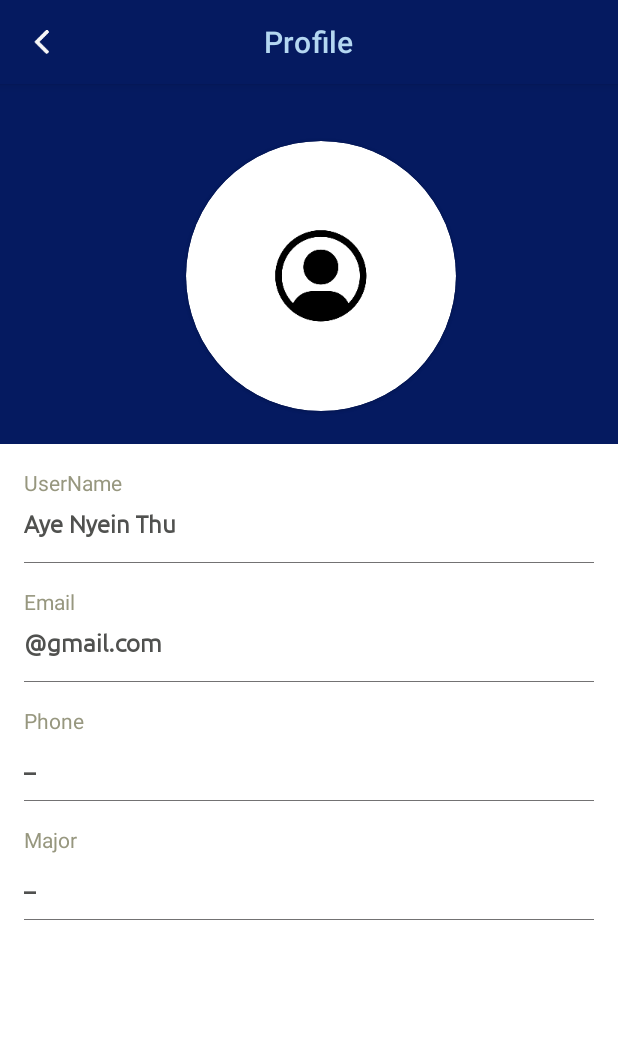
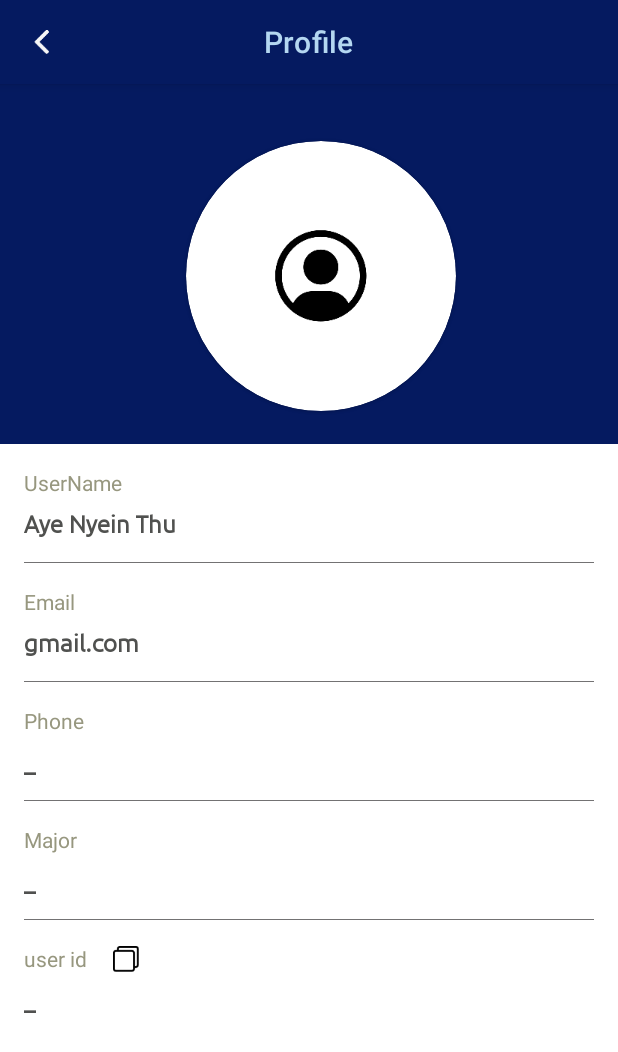
Before and after one commit to yekokozaw/E_Library, an Android app built with Jetpack Compose: the ProfileActivity screen opened directly, with no data from a screen before it, on a phone screen of 412 x 824 dp. Shown: the top 1052 px of the screen. Run offline under Robolectric (Android 15) with nearby library versions, the phone set to English and light mode, and no system bars.

Commit message:
complete copy id

```diff
--- a/app/src/main/java/com/ktu/elibrary/data/model/PdfModel.kt
+++ b/app/src/main/java/com/ktu/elibrary/data/model/PdfModel.kt
@@ -52,6 +52,7 @@ interface PdfModel {
         uploadUser : String,
         uploadTime : String,
         userId: String,
+        description : String,
         onSuccess: (String) -> Unit,
         onFailure: (String) -> Unit
     )
--- a/app/src/main/java/com/ktu/elibrary/data/model/PdfModelImpl.kt
+++ b/app/src/main/java/com/ktu/elibrary/data/model/PdfModelImpl.kt
@@ -80,6 +80,7 @@ object PdfModelImpl : PdfModel {
         uploadUser: String,
         uploadTime: String,
         userId: String,
+        description : String,
         onSuccess: (String) -> Unit,
         onFailure: (String) -> Unit
     ) {
@@ -96,6 +97,7 @@ object PdfModelImpl : PdfModel {
             uploadUser,
             uploadTime,
             userId,
+            description,
             onSuccess,
             onFailure
         )
--- a/app/src/main/java/com/ktu/elibrary/data/vo/PdfVo.kt
+++ b/app/src/main/java/com/ktu/elibrary/data/vo/PdfVo.kt
@@ -15,5 +15,6 @@ data class PdfVo(
     val uploadUser : String = "",
     val uploadTime : String = "",
     val userId : String = "",
-    val grade : Int = 0
+    val grade : Int = 0,
+    val description : String = ""
 ) : Parcelable
--- a/app/src/main/java/com/ktu/elibrary/network/storage/CloudFireStoreApi.kt
+++ b/app/src/main/java/com/ktu/elibrary/network/storage/CloudFireStoreApi.kt
@@ -51,6 +51,7 @@ interface CloudFireStoreApi {
         uploadUser : String,
         uploadTime : String,
         userId : String,
+        description : String,
         onSuccess: (String) -> Unit,
         onFailure: (String) -> Unit
     )
--- a/app/src/main/java/com/ktu/elibrary/ui/activity/BookDetailsActivity.kt
+++ b/app/src/main/java/com/ktu/elibrary/ui/activity/BookDetailsActivity.kt
@@ -124,6 +124,7 @@ class BookDetailsActivity : AppCompatActivity() {
         bookId = pdf.id
         mTitle = pdf.title
         fileUrl = pdf.fileUrl
+        mBinding.tvDescription.text = pdf.description
         mBinding.tvTitle.text = pdf.title
         mBinding.tvPages.text = pdf.pages
         mBinding.tvUploadTime.text = getTimeAgo(pdf.id.toLong())
@@ -249,7 +250,6 @@ class BookDetailsActivity : AppCompatActivity() {
         bundle.putString(FirebaseAnalytics.Param.ITEM_NAME, fileName)
         bundle.putString(FirebaseAnalytics.Param.CONTENT_TYPE,"user")
         firebaseAnalytics.logEvent("download_complete", bundle)
-        Log.d("download",System.currentTimeMillis().toString())
     }
 
     private fun extractStoragePathFromUrl(url: String): String {
--- a/app/src/main/java/com/ktu/elibrary/ui/activity/CreatePdfActivity.kt
+++ b/app/src/main/java/com/ktu/elibrary/ui/activity/CreatePdfActivity.kt
@@ -12,6 +12,7 @@ import android.widget.AdapterView
 import android.widget.Toast
 import androidx.activity.result.contract.ActivityResultContracts
 import androidx.appcompat.app.AppCompatActivity
+import com.google.android.material.snackbar.Snackbar
 import com.ktu.elibrary.R
 import com.ktu.elibrary.data.model.PdfModel
 import com.ktu.elibrary.data.model.PdfModelImpl
@@ -95,6 +96,7 @@ class CreatePdfActivity : AppCompatActivity() {
                             uploadUser = userName,
                             uploadTime = System.currentTimeMillis().toString(),
                             userId = userId,
+                            description = mBinding.etDescription.text.toString(),
                             onSuccess = {
                                 mBinding.llSaveCancel.show()
                                 mBinding.progressBar.hide()
@@ -115,7 +117,7 @@ class CreatePdfActivity : AppCompatActivity() {
 
                 )
             }else{
-                Toast.makeText(this, "Please your file", Toast.LENGTH_SHORT).show()
+                Toast.makeText(this, "Please select your file", Toast.LENGTH_SHORT).show()
             }
         }
     }
--- a/app/src/main/java/com/ktu/elibrary/ui/activity/MainActivity.kt
+++ b/app/src/main/java/com/ktu/elibrary/ui/activity/MainActivity.kt
@@ -8,6 +8,7 @@ import androidx.appcompat.app.ActionBarDrawerToggle
 import androidx.appcompat.app.AlertDialog
 import androidx.appcompat.app.AppCompatActivity
 import androidx.core.content.ContextCompat
+import com.google.android.material.dialog.MaterialAlertDialogBuilder
 import com.google.android.material.navigation.NavigationView
 import com.google.firebase.auth.FirebaseAuth
 import com.ktu.elibrary.R
@@ -107,7 +108,7 @@ class MainActivity : AppCompatActivity(), NavigationView.OnNavigationItemSelecte
     }
 
     private fun onTapLogout(){
-        val dialogBuilder = AlertDialog.Builder(this,R.style.AlertDialogTheme)
+        val dialogBuilder = MaterialAlertDialogBuilder(this,R.style.RoundedAlertDialog)
             .setTitle("Logout")
             .setMessage("Are you sure to Logout?")
             .setPositiveButton("OK"){dialog,_ ->
--- a/app/src/main/java/com/ktu/elibrary/ui/activity/ProfileActivity.kt
+++ b/app/src/main/java/com/ktu/elibrary/ui/activity/ProfileActivity.kt
@@ -1,5 +1,7 @@
 package com.ktu.elibrary.ui.activity
 
+import android.content.ClipData
+import android.content.ClipboardManager
 import android.content.Context
 import android.content.Intent
 import android.os.Bundle
@@ -41,6 +43,7 @@ class ProfileActivity : AppCompatActivity() {
         }else{
             Toast.makeText(this, "user id is null", Toast.LENGTH_SHORT).show()
         }
+        setUpListeners()
     }
 
     private fun setUpToolbar() {
@@ -49,6 +52,13 @@ class ProfileActivity : AppCompatActivity() {
         supportActionBar?.setHomeAsUpIndicator(R.drawable.left_arrow)
     }
 
+    private fun setUpListeners(){
+        mBinding.ivCopyImage.setOnClickListener {
+            val copyText = mBinding.tvUserId.text.toString()
+            copyToClipboard(copyText)
+            Toast.makeText(this, "Copied", Toast.LENGTH_SHORT).show()
+        }
+    }
     private fun setUpNetworkCall(userId : String){
         pdfModel.getSpecificUser(
             userId,
@@ -74,6 +84,7 @@ class ProfileActivity : AppCompatActivity() {
     private fun bindUserData(user : UserVo){
         mBinding.tvUserName.text = user.userName
         mBinding.tvEmail.text = user.email
+        mBinding.tvUserId.text = user.userId
         mBinding.tvPhoneNumber.text = user.phoneNumber
         mBinding.tvMajorName.text = user.major
         Glide.with(this)
@@ -81,4 +92,10 @@ class ProfileActivity : AppCompatActivity() {
             .placeholder(R.drawable.profile)
             .into(mBinding.ivUserImage)
     }
+
+    private fun copyToClipboard(text: String) {
+        val clipboardManager = this.getSystemService(Context.CLIPBOARD_SERVICE) as ClipboardManager
+        val clipData = ClipData.newPlainText("text", text)
+        clipboardManager.setPrimaryClip(clipData)
+    }
 }
--- a/app/src/main/java/com/ktu/elibrary/ui/adapter/PdfListAdapter.kt
+++ b/app/src/main/java/com/ktu/elibrary/ui/adapter/PdfListAdapter.kt
@@ -26,7 +26,7 @@ class PdfListAdapter(private val delegate : pdfViewHolderDelegate)
         holder.bindData(mPdfs[position])
     }
 
-    @SuppressLint("NotifyDataSetChange")
+    @SuppressLint("NotifyDataSetChanged")
     fun setNewData(pdfs : List<PdfVo>){
         mPdfs = pdfs
         notifyDataSetChanged()
--- a/app/src/main/res/layout/activity_main.xml
+++ b/app/src/main/res/layout/activity_main.xml
@@ -38,8 +38,8 @@
                     android:orientation="vertical">
                     <ImageView
                         android:layout_width="100dp"
-                        android:layout_height="100dp"
-                        android:layout_margin="@dimen/margin_medium_2"
+                        android:layout_height="120dp"
+                        android:layout_margin="@dimen/margin_medium"
                         android:scaleType="centerCrop"
                         android:src="@mipmap/logo"
                         android:layout_gravity="center_horizontal"/>
--- a/app/src/main/res/layout/activity_profile.xml
+++ b/app/src/main/res/layout/activity_profile.xml
@@ -50,76 +50,30 @@
     </FrameLayout>
 
     <LinearLayout
-        android:layout_below="@id/flProfileImage"
         android:layout_width="match_parent"
         android:layout_height="match_parent"
-        android:layout_marginTop="@dimen/margin_medium_2"
+        android:layout_below="@id/flProfileImage"
         android:layout_marginStart="@dimen/margin_medium_2"
+        android:layout_marginTop="16dp"
         android:layout_marginEnd="@dimen/margin_medium_2"
         android:orientation="vertical">
 
         <androidx.appcompat.widget.AppCompatTextView
             android:layout_width="wrap_content"
             android:layout_height="wrap_content"
-            android:textColor="#97977F"
             android:layout_marginBottom="@dimen/margin_medium"
-            android:text="@string/username"/>
+            android:text="@string/username"
+            android:textColor="#97977F" />
 
         <androidx.appcompat.widget.AppCompatTextView
             android:id="@+id/tvUserName"
             android:layout_width="wrap_content"
             android:layout_height="wrap_content"
+            android:layout_centerHorizontal="true"
+            android:fontFamily="@font/ubuntu_regular"
             android:text="Aye Nyein Thu"
-            android:textStyle="bold"
             android:textSize="@dimen/text_regular_2x"
-            android:fontFamily="@font/ubuntu_regular"
-            android:layout_centerHorizontal="true"/>
-
-        <FrameLayout
-            android:layout_width="match_parent"
-            android:layout_marginTop="@dimen/margin_medium_2"
-            android:background="@color/secondaryTextColor"
-            android:layout_height="0.5dp"/>
-
-        <androidx.appcompat.widget.AppCompatTextView
-            android:layout_width="wrap_content"
-            android:layout_height="wrap_content"
-            android:layout_marginTop="@dimen/margin_medium_2"
-            android:textColor="#97977F"
-            android:layout_marginBottom="@dimen/margin_medium"
-            android:text="@string/lbl_email"/>
-
-        <androidx.appcompat.widget.AppCompatTextView
-            android:id="@+id/tvEmail"
-            android:layout_width="wrap_content"
-            android:layout_height="wrap_content"
-            android:text="@gmail.com"
-            android:textStyle="bold"
-            android:textSize="@dimen/text_regular_2x"
-            android:fontFamily="@font/ubuntu_regular" />
-
-        <FrameLayout
-            android:layout_width="match_parent"
-            android:layout_marginTop="@dimen/margin_medium_2"
-            android:background="@color/secondaryTextColor"
-            android:layout_height="0.5dp"/>
-
-        <androidx.appcompat.widget.AppCompatTextView
-            android:layout_width="wrap_content"
-            android:layout_height="wrap_content"
-            android:layout_marginTop="@dimen/margin_medium_2"
-            android:textColor="#97977F"
-            android:layout_marginBottom="@dimen/margin_medium"
-            android:text="@string/lbl_phone"/>
-
-        <androidx.appcompat.widget.AppCompatTextView
-            android:id="@+id/tvPhoneNumber"
-            android:layout_width="wrap_content"
-            android:layout_height="wrap_content"
-            android:text="@string/lbl_"
-            android:textStyle="bold"
-            android:textSize="@dimen/text_regular_2x"
-            android:fontFamily="@font/ubuntu_regular" />
+            android:textStyle="bold" />
 
         <FrameLayout
             android:layout_width="match_parent"
@@ -131,24 +85,99 @@
             android:layout_width="wrap_content"
             android:layout_height="wrap_content"
             android:layout_marginTop="@dimen/margin_medium_2"
-            android:textColor="#97977F"
             android:layout_marginBottom="@dimen/margin_medium"
-            android:text="@string/major"/>
+            android:text="@string/lbl_email"
+            android:textColor="#97977F" />
 
         <androidx.appcompat.widget.AppCompatTextView
-            android:id="@+id/tvMajorName"
+            android:id="@+id/tvEmail"
             android:layout_width="wrap_content"
             android:layout_height="wrap_content"
-            android:text="@string/lbl_"
-            android:textStyle="bold"
+            android:fontFamily="@font/ubuntu_regular"
+            android:text="gmail.com"
             android:textSize="@dimen/text_regular_2x"
-            android:fontFamily="@font/ubuntu_regular" />
+            android:textStyle="bold" />
 
         <FrameLayout
             android:layout_width="match_parent"
             android:layout_height="0.5dp"
             android:layout_marginTop="@dimen/margin_medium_2"
             android:background="@color/secondaryTextColor" />
+
+        <androidx.appcompat.widget.AppCompatTextView
+            android:layout_width="wrap_content"
+            android:layout_height="wrap_content"
+            android:layout_marginTop="@dimen/margin_medium_2"
+            android:layout_marginBottom="@dimen/margin_medium"
+            android:text="@string/lbl_phone"
+            android:textColor="#97977F" />
+
+        <androidx.appcompat.widget.AppCompatTextView
+            android:id="@+id/tvPhoneNumber"
+            android:layout_width="wrap_content"
+            android:layout_height="wrap_content"
+            android:fontFamily="@font/ubuntu_regular"
+            android:text="@string/lbl_"
+            android:textSize="@dimen/text_regular_2x"
+            android:textStyle="bold" />
+
+        <FrameLayout
+            android:layout_width="match_parent"
+            android:layout_height="0.5dp"
+            android:layout_marginTop="@dimen/margin_medium_2"
+            android:background="@color/secondaryTextColor" />
+
+        <androidx.appcompat.widget.AppCompatTextView
+            android:layout_width="wrap_content"
+            android:layout_height="wrap_content"
+            android:layout_marginTop="@dimen/margin_medium_2"
+            android:layout_marginBottom="@dimen/margin_medium"
+            android:text="@string/major"
+            android:textColor="#97977F" />
+
+        <androidx.appcompat.widget.AppCompatTextView
+            android:id="@+id/tvMajorName"
+            android:layout_width="wrap_content"
+            android:layout_height="wrap_content"
+            android:fontFamily="@font/ubuntu_regular"
+            android:text="@string/lbl_"
+            android:textSize="@dimen/text_regular_2x"
+            android:textStyle="bold" />
+
+        <FrameLayout
+            android:layout_width="match_parent"
+            android:layout_height="0.5dp"
+            android:layout_marginTop="@dimen/margin_medium_2"
+            android:background="@color/secondaryTextColor" />
+
+        <LinearLayout
+            android:layout_width="wrap_content"
+            android:layout_height="wrap_content"
+            android:orientation="horizontal">
+            <androidx.appcompat.widget.AppCompatTextView
+                android:layout_width="wrap_content"
+                android:layout_height="wrap_content"
+                android:layout_marginTop="@dimen/margin_medium_2"
+                android:layout_marginBottom="@dimen/margin_medium"
+                android:text="user id"
+                android:textColor="#97977F" />
+            <ImageView
+                android:id="@+id/ivCopyImage"
+                android:layout_width="20dp"
+                android:layout_height="20dp"
+                android:layout_marginStart="@dimen/margin_medium_2"
+                android:layout_marginTop="@dimen/margin_medium_2"
+                android:src="@drawable/copy_clipboard"/>
+        </LinearLayout>
+
+        <androidx.appcompat.widget.AppCompatTextView
+            android:id="@+id/tvUserId"
+            android:layout_width="wrap_content"
+            android:layout_height="wrap_content"
+            android:fontFamily="@font/ubuntu_regular"
+            android:text="@string/lbl_"
+            android:textSize="@dimen/text_regular_2x"
+            android:textStyle="bold" />
     </LinearLayout>
 
 
--- a/app/src/main/res/values/dimens.xml
+++ b/app/src/main/res/values/dimens.xml
@@ -55,4 +55,5 @@
     <dimen name="margin_10dp">10dp</dimen>
     <dimen name="margin_0dp">0dp</dimen>
     <dimen name="width_120dp">120dp</dimen>
+    <dimen name="medium_24dp">24dp</dimen>
 </resources>
--- /dev/null
+++ b/app/src/main/res/values/styles.xml
@@ -0,0 +1,2 @@
+<?xml version="1.0" encoding="utf-8"?>
+<resources></resources>
```
Also changed, not shown: app/src/main/java/com/ktu/elibrary/network/storage/CloudFireStoreApiImpl.kt (+8 -3 lines), app/src/main/res/layout/activity_create_pdf.xml (+24 -7 lines), app/src/main/res/drawable-xxxhdpi/copy_clipboard.png (added).
